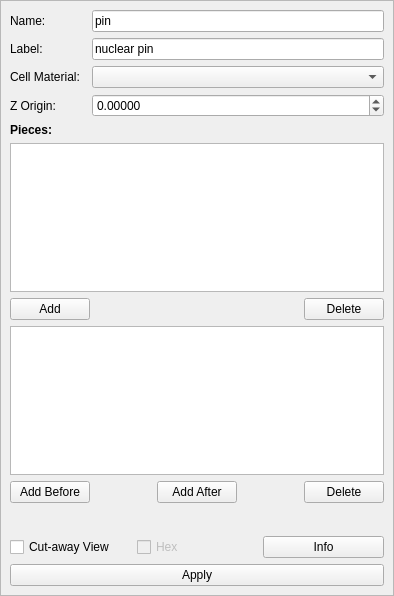
Old version of the form smtk/bridge/rgg/plugin/smtkRGGEditPinParameters.ui in the repository Kitware/SMTK.
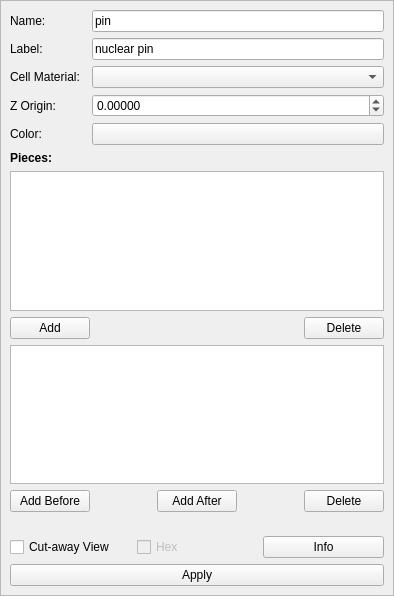
New version of the form. Custom widgets are drawn as their Qt base class.

Commit message: FEATURE: Use color dialog to select colors for rgg ops

```diff
--- a/smtk/bridge/rgg/plugin/smtkRGGEditPinParameters.ui
+++ b/smtk/bridge/rgg/plugin/smtkRGGEditPinParameters.ui
@@ -44,7 +44,7 @@
        </rect>
       </property>
       <layout class="QGridLayout" name="gridLayout_2">
-       <item row="7" column="0" colspan="3">
+       <item row="8" column="0" colspan="3">
         <widget class="QTableWidget" name="piecesTable">
          <property name="sizePolicy">
           <sizepolicy hsizetype="MinimumExpanding" vsizetype="MinimumExpanding">
@@ -75,7 +75,7 @@
          </attribute>
         </widget>
        </item>
-       <item row="6" column="0">
+       <item row="7" column="0">
         <widget class="QLabel" name="label_5">
          <property name="font">
           <font>
@@ -88,7 +88,7 @@
          </property>
         </widget>
        </item>
-       <item row="10" column="0" colspan="3">
+       <item row="11" column="0" colspan="3">
         <layout class="QHBoxLayout" name="horizontalLayout_7">
          <item>
           <widget class="QPushButton" name="addLayerBeforeButton">
@@ -146,7 +146,7 @@
          </property>
         </widget>
        </item>
-       <item row="8" column="0" colspan="3">
+       <item row="9" column="0" colspan="3">
         <layout class="QHBoxLayout" name="horizontalLayout_4">
          <item>
           <widget class="QPushButton" name="addPieceButton">
@@ -177,7 +177,7 @@
          </item>
         </layout>
        </item>
-       <item row="9" column="0" colspan="3">
+       <item row="10" column="0" colspan="3">
         <widget class="QTableWidget" name="layersTable">
          <property name="sizePolicy">
           <sizepolicy hsizetype="Expanding" vsizetype="MinimumExpanding">
@@ -241,7 +241,7 @@
          </property>
         </widget>
        </item>
-       <item row="11" column="0">
+       <item row="12" column="0">
         <spacer name="verticalSpacer">
          <property name="orientation">
           <enum>Qt::Vertical</enum>
@@ -281,7 +281,7 @@
          </property>
         </widget>
        </item>
-       <item row="12" column="0" colspan="3">
+       <item row="13" column="0" colspan="3">
         <layout class="QGridLayout" name="gridLayout_3">
          <item row="3" column="1">
           <widget class="QCheckBox" name="isHexCheckbox">
@@ -325,12 +325,33 @@
          </item>
         </layout>
        </item>
+       <item row="6" column="0">
+        <widget class="QLabel" name="colorLabel">
+         <property name="text">
+          <string>Color:</string>
+         </property>
+        </widget>
+       </item>
+       <item row="6" column="2">
+        <widget class="qtColorButton" name="chooseColorButton">
+         <property name="text">
+          <string/>
+         </property>
+        </widget>
+       </item>
       </layout>
      </widget>
     </widget>
    </item>
   </layout>
  </widget>
+ <customwidgets>
+  <customwidget>
+   <class>qtColorButton</class>
+   <extends>QPushButton</extends>
+   <header>smtk/bridge/rgg/qt/qtColorButton.h</header>
+  </customwidget>
+ </customwidgets>
  <tabstops>
   <tabstop>scrollArea</tabstop>
   <tabstop>nameLineEdit</tabstop>
```
The commit also changes 16 other files.
